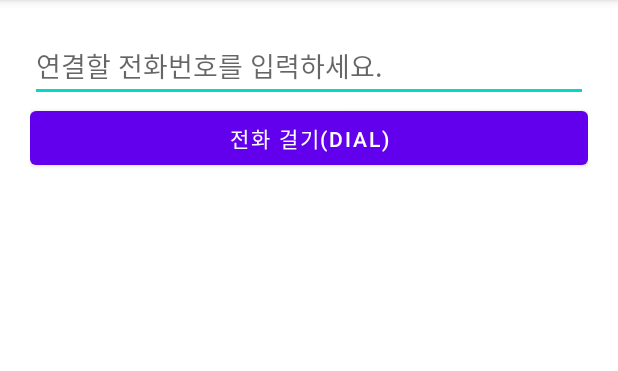
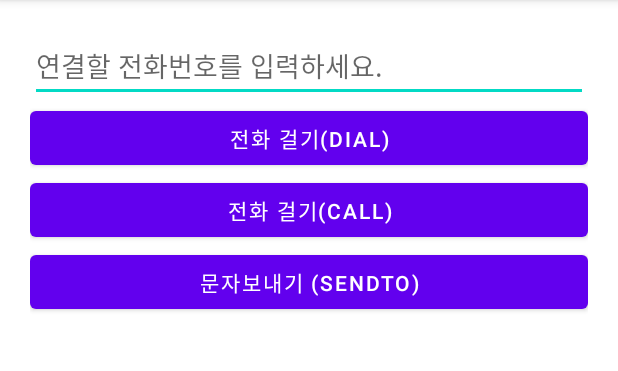
Before and after one commit to sooyeonchae/AndroidIntent_20220517, an Android app: the screen it shows after launch (MainActivity), on a phone screen of 412 x 824 dp, the part 84-455 px from its top. Run offline under Robolectric (Android 15) with nearby library versions, the phone set to English and light mode, and no system bars.

```diff
--- a/app/src/main/res/layout/activity_main.xml
+++ b/app/src/main/res/layout/activity_main.xml
@@ -19,4 +19,16 @@
         android:layout_width="match_parent"
         android:layout_height="wrap_content"
         android:text="전화 걸기(DIAL)"/>
+
+    <Button
+        android:id="@+id/btnCall"
+        android:layout_width="match_parent"
+        android:layout_height="wrap_content"
+        android:text="전화 걸기(CALL)"/>
+
+    <Button
+        android:id="@+id/btnSms"
+        android:layout_width="match_parent"
+        android:layout_height="wrap_content"
+        android:text="문자보내기 (SENDTO)"/>
 </LinearLayout>
```
Also changed, not shown: app/src/main/java/net/soozip/androidintent_20220517/MainActivity.kt (+34 -0 lines).
